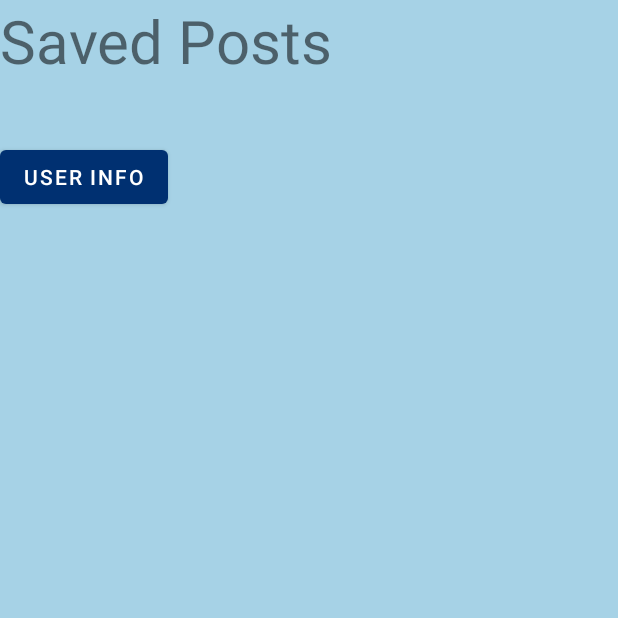
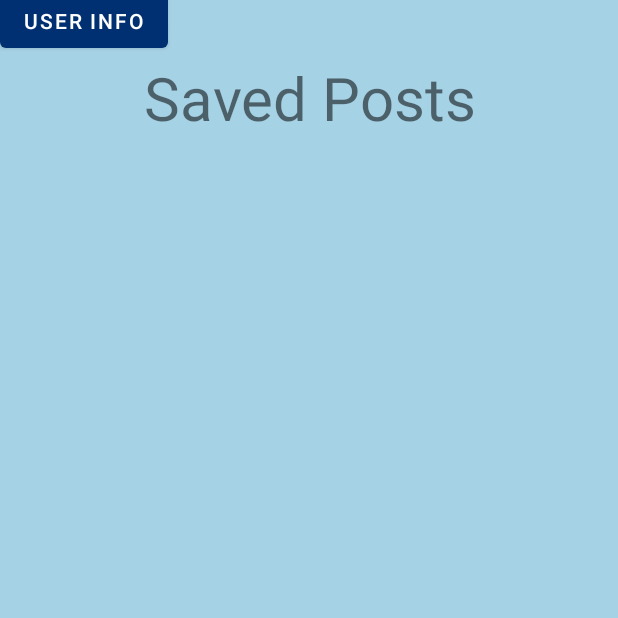
Before and after one commit to 100KStarsun/2025-Senior-Project, an Android app: the SavedPostsActivity screen opened directly, with no data from a screen before it, on a phone screen of 412 x 824 dp, the top half of it. Run offline under Robolectric (Android 15) with nearby library versions, the light colour scheme and no system bars.

Commit message:
minor saved posts & transaction history changes

```diff
--- a/app/src/main/res/layout/activity_saved_posts.xml
+++ b/app/src/main/res/layout/activity_saved_posts.xml
@@ -4,19 +4,20 @@
     android:layout_width="match_parent"
     android:layout_height="match_parent">
 
-    <TextView
-        android:layout_width="wrap_content"
-        android:layout_height="wrap_content"
-        android:text="Saved Posts"
-        android:textSize="40sp"
-        android:layout_marginBottom="20dp"/>
-
     <Button
         android:layout_width="wrap_content"
         android:layout_height="wrap_content"
         android:id="@+id/buttonUserInfo"
         android:text="User Info"
-        android:layout_marginTop="20dp"/>
+        android:layout_marginTop="-10dp"/>
+
+    <TextView
+        android:layout_width="match_parent"
+        android:layout_height="wrap_content"
+        android:gravity="center"
+        android:text="Saved Posts"
+        android:textSize="40sp" />
+
 
 
 </LinearLayout>
```
Also changed, not shown: app/src/main/res/layout/activity_transaction_history.xml (+8 -8 lines).
